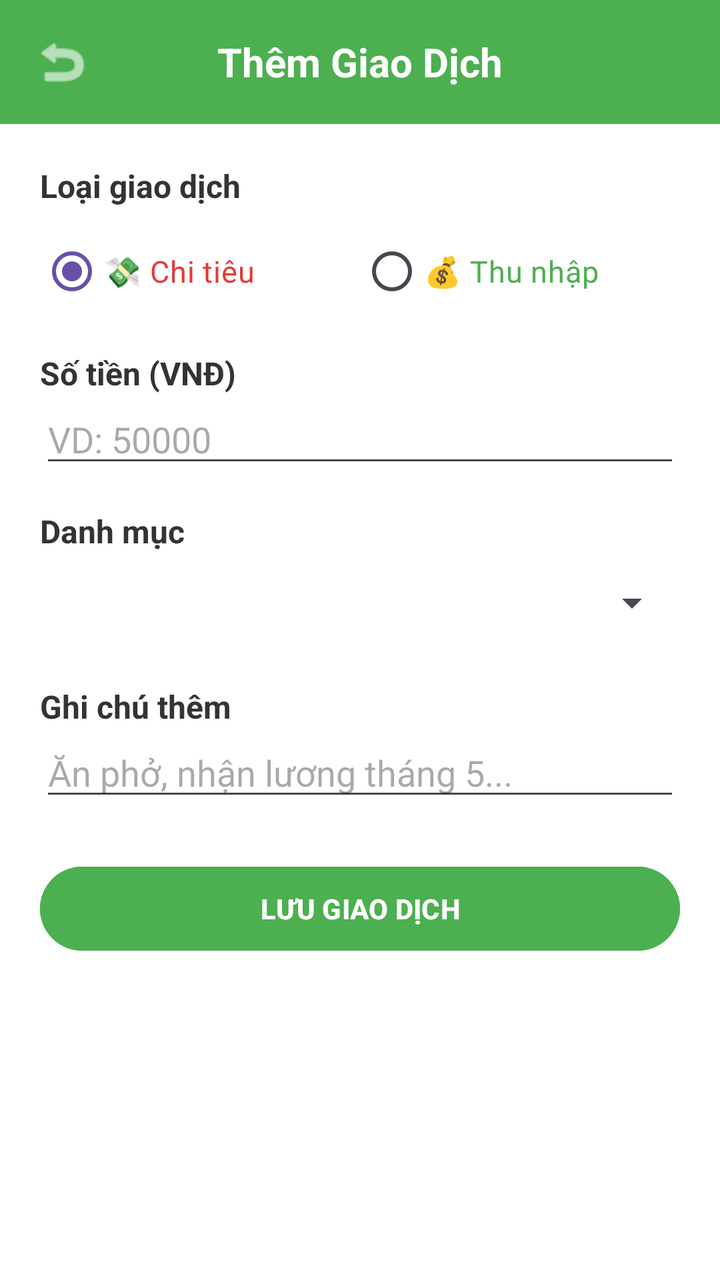
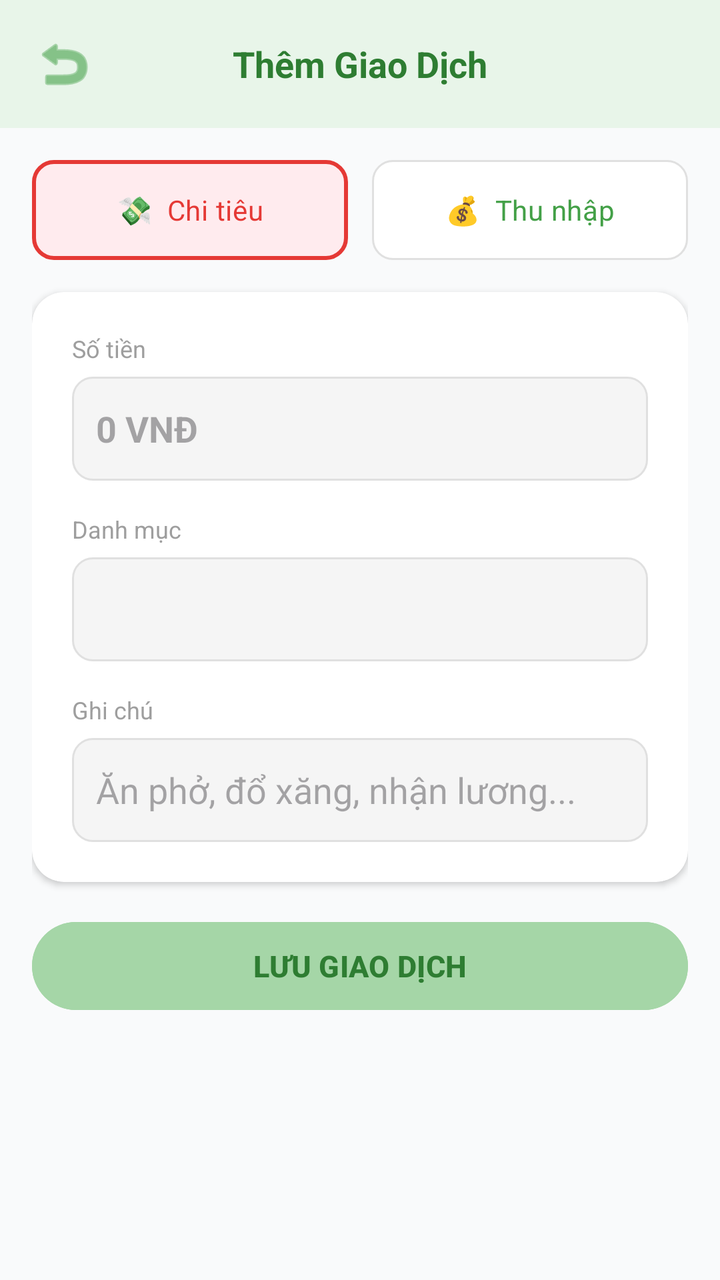

Two renders of the same Android screen: before a commit and after it. Below are the layout's source before the change and the commit's diff.
<!-- AndroidManifest.xml: application theme Theme.QuanLyChiTieu -->
<!-- res/layout/activity_add_transaction.xml -->
<?xml version="1.0" encoding="utf-8"?>
<LinearLayout xmlns:android="http://schemas.android.com/apk/res/android"
    xmlns:app="http://schemas.android.com/apk/res-auto"
    android:layout_width="match_parent"
    android:layout_height="match_parent"
    android:orientation="vertical"
    android:background="#FFFFFF">

    <LinearLayout
        android:layout_width="match_parent"
        android:layout_height="wrap_content"
        android:orientation="horizontal"
        android:background="#4CAF50"
        android:padding="16dp"
        android:gravity="center_vertical">

        <ImageView
            android:id="@+id/btnBackAdd"
            android:layout_width="30dp"
            android:layout_height="30dp"
            android:src="@android:drawable/ic_menu_revert"
            app:tint="#FFFFFF"
            android:background="?attr/selectableItemBackgroundBorderless"
            android:clickable="true"
            android:focusable="true"/>

        <TextView
            android:layout_width="0dp"
            android:layout_height="wrap_content"
            android:layout_weight="1"
            android:text="Thêm Giao Dịch"
            android:textSize="20sp"
            android:textStyle="bold"
            android:textColor="#FFFFFF"
            android:gravity="center"
            android:layout_marginEnd="30dp"/>
    </LinearLayout>

    <LinearLayout
        android:layout_width="match_parent"
        android:layout_height="wrap_content"
        android:orientation="vertical"
        android:padding="20dp">

        <TextView
            android:layout_width="wrap_content"
            android:layout_height="wrap_content"
            android:text="Loại giao dịch"
            android:textSize="16sp"
            android:textStyle="bold"
            android:textColor="#333333"
            android:layout_marginBottom="8dp"/>

        <RadioGroup
            android:id="@+id/rgType"
            android:layout_width="match_parent"
            android:layout_height="wrap_content"
            android:orientation="horizontal"
            android:layout_marginBottom="16dp">

            <RadioButton
                android:id="@+id/rbExpense"
                android:layout_width="0dp"
                android:layout_height="wrap_content"
                android:layout_weight="1"
                android:text="💸 Chi tiêu"
                android:textSize="15sp"
                android:textColor="#E53935"
                android:checked="true"/>

            <RadioButton
                android:id="@+id/rbIncome"
                android:layout_width="0dp"
                android:layout_height="wrap_content"
                android:layout_weight="1"
                android:text="💰 Thu nhập"
                android:textSize="15sp"
                android:textColor="#4CAF50"/>
        </RadioGroup>

        <TextView
            android:layout_width="wrap_content"
            android:layout_height="wrap_content"
            android:text="Số tiền (VNĐ)"
            android:textSize="16sp"
            android:textStyle="bold"
            android:textColor="#333333"/>

        <EditText
            android:id="@+id/etAmount"
            android:layout_width="match_parent"
            android:layout_height="wrap_content"
            android:hint="VD: 50000"
            android:inputType="number"
            android:layout_marginBottom="16dp" />

        <TextView
            android:layout_width="wrap_content"
            android:layout_height="wrap_content"
            android:text="Danh mục"
            android:textSize="16sp"
            android:textStyle="bold"
            android:textColor="#333333"/>

        <Spinner
            android:id="@+id/spinnerCategory"
            android:layout_width="match_parent"
            android:layout_height="50dp"
            android:layout_marginBottom="16dp" />

        <TextView
            android:layout_width="wrap_content"
            android:layout_height="wrap_content"
            android:text="Ghi chú thêm"
            android:textSize="16sp"
            android:textStyle="bold"
            android:textColor="#333333"/>

        <EditText
            android:id="@+id/etNote"
            android:layout_width="match_parent"
            android:layout_height="wrap_content"
            android:hint="Ăn phở, nhận lương tháng 5..."
            android:layout_marginBottom="24dp" />

        <Button
            android:id="@+id/btnSave"
            android:layout_width="match_parent"
            android:layout_height="50dp"
            android:text="LƯU GIAO DỊCH"
            android:backgroundTint="#4CAF50"
            android:textStyle="bold"
            android:textColor="@android:color/white" />
    </LinearLayout>
</LinearLayout>
<!-- resources referenced by this layout -->
<resources>
  <style name="Theme.QuanLyChiTieu" parent="Base.Theme.QuanLyChiTieu" />
  <style name="Base.Theme.QuanLyChiTieu" parent="Theme.Material3.DayNight.NoActionBar">
          
          
      </style>
</resources>

<!-- the commit's change to res/layout/activity_add_transaction.xml (unified diff, before → after) -->
@@ -4,22 +4,22 @@
     android:layout_width="match_parent"
     android:layout_height="match_parent"
     android:orientation="vertical"
-    android:background="#FFFFFF">
+    android:background="#F9FAFB">
 
     <LinearLayout
         android:layout_width="match_parent"
         android:layout_height="wrap_content"
         android:orientation="horizontal"
-        android:background="#4CAF50"
+        android:background="#E8F5E9"
         android:padding="16dp"
         android:gravity="center_vertical">
 
         <ImageView
             android:id="@+id/btnBackAdd"
-            android:layout_width="30dp"
-            android:layout_height="30dp"
+            android:layout_width="32dp"
+            android:layout_height="32dp"
             android:src="@android:drawable/ic_menu_revert"
-            app:tint="#FFFFFF"
+            app:tint="#43A047"
             android:background="?attr/selectableItemBackgroundBorderless"
             android:clickable="true"
             android:focusable="true"/>
@@ -29,107 +29,136 @@
             android:layout_height="wrap_content"
             android:layout_weight="1"
             android:text="Thêm Giao Dịch"
-            android:textSize="20sp"
+            android:textSize="18sp"
             android:textStyle="bold"
-            android:textColor="#FFFFFF"
+            android:textColor="#2E7D32"
             android:gravity="center"
-            android:layout_marginEnd="30dp"/>
+            android:layout_marginEnd="32dp"/>
     </LinearLayout>
 
-    <LinearLayout
+    <ScrollView
         android:layout_width="match_parent"
-        android:layout_height="wrap_content"
-        android:orientation="vertical"
-        android:padding="20dp">
+        android:layout_height="match_parent">
 
-        <TextView
-            android:layout_width="wrap_content"
-            android:layout_height="wrap_content"
-            android:text="Loại giao dịch"
-            android:textSize="16sp"
-            android:textStyle="bold"
-            android:textColor="#333333"
-            android:layout_marginBottom="8dp"/>
-
-        <RadioGroup
-            android:id="@+id/rgType"
+        <LinearLayout
             android:layout_width="match_parent"
             android:layout_height="wrap_content"
-            android:orientation="horizontal"
-            android:layout_marginBottom="16dp">
+            android:orientation="vertical"
+            android:padding="16dp">
 
-            <RadioButton
-                android:id="@+id/rbExpense"
-                android:layout_width="0dp"
+            <RadioGroup
+                android:id="@+id/rgType"
+                android:layout_width="match_parent"
                 android:layout_height="wrap_content"
-                android:layout_weight="1"
-                android:text="💸 Chi tiêu"
+                android:orientation="horizontal"
+                android:layout_marginBottom="16dp">
+
+                <RadioButton
+                    android:id="@+id/rbExpense"
+                    android:layout_width="0dp"
+                    android:layout_height="50dp"
+                    android:layout_weight="1"
+                    android:text="💸  Chi tiêu"
+                    android:textSize="14sp"
+                    android:textColor="#E53935"
+                    android:gravity="center"
+                    android:button="@null"
+                    android:background="@drawable/tab_selector_expense"
+                    android:checked="true"
+                    android:layout_marginEnd="6dp"/>
+
+                <RadioButton
+                    android:id="@+id/rbIncome"
+                    android:layout_width="0dp"
+                    android:layout_height="50dp"
+                    android:layout_weight="1"
+                    android:text="💰  Thu nhập"
+                    android:textSize="14sp"
+                    android:textColor="#43A047"
+                    android:gravity="center"
+                    android:button="@null"
+                    android:background="@drawable/tab_selector_income"
+                    android:layout_marginStart="6dp"/>
+            </RadioGroup>
+
+            <androidx.cardview.widget.CardView
+                android:layout_width="match_parent"
+                android:layout_height="wrap_content"
+                app:cardCornerRadius="16dp"
+                app:cardElevation="2dp"
+                app:cardBackgroundColor="#FFFFFF">
+
+                <LinearLayout
+                    android:layout_width="match_parent"
+                    android:layout_height="wrap_content"
+                    android:orientation="vertical"
+                    android:padding="20dp">
+
+                    <TextView
+                        android:layout_width="wrap_content"
+                        android:layout_height="wrap_content"
+                        android:text="Số tiền"
+                        android:textSize="12sp"
+                        android:textColor="#9E9E9E"
+                        android:layout_marginBottom="6dp"/>
+
+                    <EditText
+                        android:id="@+id/etAmount"
+                        android:layout_width="match_parent"
+                        android:layout_height="52dp"
+                        android:hint="0 VNĐ"
+                        android:inputType="number"
+                        android:textSize="18sp"
+                        android:textStyle="bold"
+                        android:textColor="#424242"
+                        android:padding="12dp"
+                        android:background="@drawable/rounded_edittext"
+                        android:layout_marginBottom="16dp"/>
+
+                    <TextView
+                        android:layout_width="wrap_content"
+                        android:layout_height="wrap_content"
+                        android:text="Danh mục"
+                        android:textSize="12sp"
+                        android:textColor="#9E9E9E"
+                        android:layout_marginBottom="6dp"/>
+
+                    <Spinner
+                        android:id="@+id/spinnerCategory"
+                        android:layout_width="match_parent"
+                        android:layout_height="52dp"
+                        android:background="@drawable/rounded_edittext"
+                        android:paddingStart="12dp"
+                        android:layout_marginBottom="16dp"/>
+
+                    <TextView
+                        android:layout_width="wrap_content"
+                        android:layout_height="wrap_content"
+                        android:text="Ghi chú"
+                        android:textSize="12sp"
+                        android:textColor="#9E9E9E"
+                        android:layout_marginBottom="6dp"/>
+
+                    <EditText
+                        android:id="@+id/etNote"
+                        android:layout_width="match_parent"
+                        android:layout_height="52dp"
+                        android:hint="Ăn phở, đổ xăng, nhận lương..."
+                        android:padding="12dp"
+                        android:background="@drawable/rounded_edittext"/>
+                </LinearLayout>
+            </androidx.cardview.widget.CardView>
+
+            <Button
+                android:id="@+id/btnSave"
+                android:layout_width="match_parent"
+                android:layout_height="52dp"
+                android:text="LƯU GIAO DỊCH"
+                android:backgroundTint="#A5D6A7"
+                android:textColor="#2E7D32"
+                android:textStyle="bold"
                 android:textSize="15sp"
-                android:textColor="#E53935"
-                android:checked="true"/>
-
-            <RadioButton
-                android:id="@+id/rbIncome"
-                android:layout_width="0dp"
-                android:layout_height="wrap_content"
-                android:layout_weight="1"
-                android:text="💰 Thu nhập"
-                android:textSize="15sp"
-                android:textColor="#4CAF50"/>
-        </RadioGroup>
-
-        <TextView
-            android:layout_width="wrap_content"
-            android:layout_height="wrap_content"
-            android:text="Số tiền (VNĐ)"
-            android:textSize="16sp"
-            android:textStyle="bold"
-            android:textColor="#333333"/>
-
-        <EditText
-            android:id="@+id/etAmount"
-            android:layout_width="match_parent"
-            android:layout_height="wrap_content"
-            android:hint="VD: 50000"
-            android:inputType="number"
-            android:layout_marginBottom="16dp" />
-
-        <TextView
-            android:layout_width="wrap_content"
-            android:layout_height="wrap_content"
-            android:text="Danh mục"
-            android:textSize="16sp"
-            android:textStyle="bold"
-            android:textColor="#333333"/>
-
-        <Spinner
-            android:id="@+id/spinnerCategory"
-            android:layout_width="match_parent"
-            android:layout_height="50dp"
-            android:layout_marginBottom="16dp" />
-
-        <TextView
-            android:layout_width="wrap_content"
-            android:layout_height="wrap_content"
-            android:text="Ghi chú thêm"
-            android:textSize="16sp"
-            android:textStyle="bold"
-            android:textColor="#333333"/>
-
-        <EditText
-            android:id="@+id/etNote"
-            android:layout_width="match_parent"
-            android:layout_height="wrap_content"
-            android:hint="Ăn phở, nhận lương tháng 5..."
-            android:layout_marginBottom="24dp" />
-
-        <Button
-            android:id="@+id/btnSave"
-            android:layout_width="match_parent"
-            android:layout_height="50dp"
-            android:text="LƯU GIAO DỊCH"
-            android:backgroundTint="#4CAF50"
-            android:textStyle="bold"
-            android:textColor="@android:color/white" />
-    </LinearLayout>
+                android:layout_marginTop="16dp"/>
+        </LinearLayout>
+    </ScrollView>
 </LinearLayout>
<!-- resource entries referenced after the edit -->
@@ -1,5 +1,48 @@
 <!-- resources referenced by this layout -->
 <resources>
+  <!-- drawable rounded_edittext (drawable) -->
+  <?xml version="1.0" encoding="utf-8"?>
+  <shape xmlns:android="http://schemas.android.com/apk/res/android">
+      <solid android:color="#F5F5F5"/>
+      <corners android:radius="10dp"/>
+      <stroke android:width="1dp" android:color="#E0E0E0"/>
+  </shape>
+  <!-- drawable tab_selector_expense (drawable) -->
+  <?xml version="1.0" encoding="utf-8"?>
+  <selector xmlns:android="http://schemas.android.com/apk/res/android">
+      <item android:state_checked="true">
+          <shape>
+              <solid android:color="#FFEBEE"/>
+              <corners android:radius="10dp"/>
+              <stroke android:width="2dp" android:color="#E53935"/>
+          </shape>
+      </item>
+      <item>
+          <shape>
+              <solid android:color="#FFFFFF"/>
+              <corners android:radius="10dp"/>
+              <stroke android:width="1dp" android:color="#E0E0E0"/>
+          </shape>
+      </item>
+  </selector>
+  <!-- drawable tab_selector_income (drawable) -->
+  <?xml version="1.0" encoding="utf-8"?>
+  <selector xmlns:android="http://schemas.android.com/apk/res/android">
+      <item android:state_checked="true">
+          <shape>
+              <solid android:color="#E8F5E9"/>
+              <corners android:radius="10dp"/>
+              <stroke android:width="2dp" android:color="#1E8449"/>
+          </shape>
+      </item>
+      <item>
+          <shape>
+              <solid android:color="#FFFFFF"/>
+              <corners android:radius="10dp"/>
+              <stroke android:width="1dp" android:color="#E0E0E0"/>
+          </shape>
+      </item>
+  </selector>
   <style name="Theme.QuanLyChiTieu" parent="Base.Theme.QuanLyChiTieu" />
   <style name="Base.Theme.QuanLyChiTieu" parent="Theme.Material3.DayNight.NoActionBar">
           
